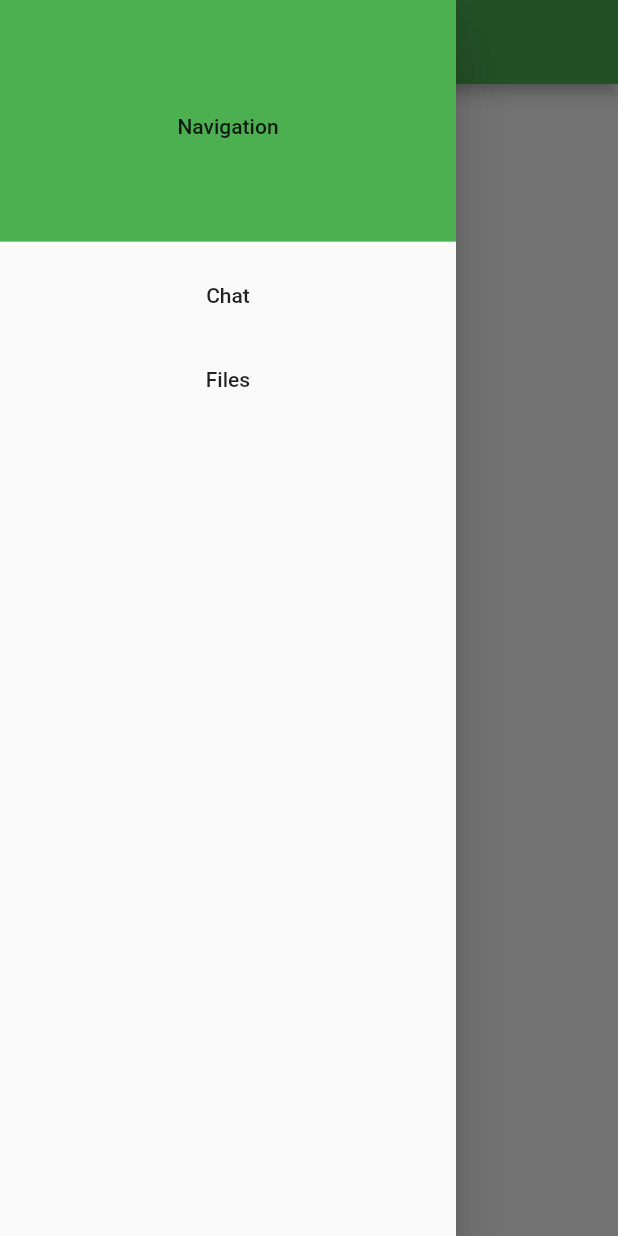
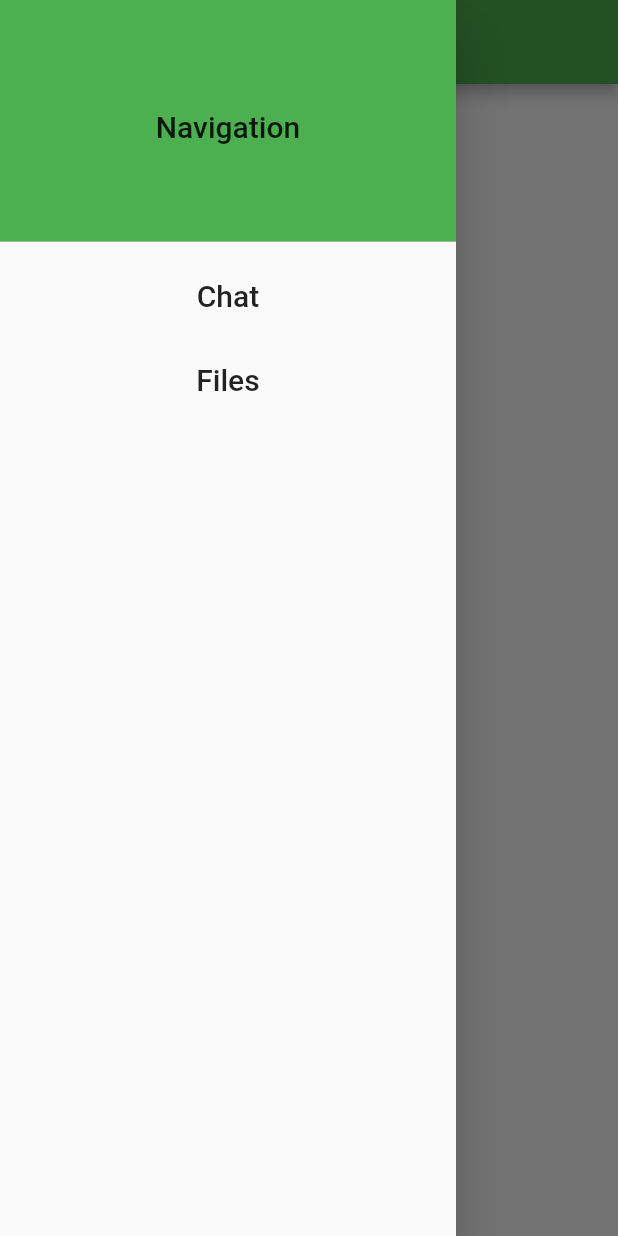
Before and after one commit to RubenFreireAndrade/SecureShare, a Flutter app: the screen it shows after launch, with the side drawer open, on a phone screen of 412 x 824 dp. Run offline on Flutter 3.47's test engine with Material 2 defaults, Android fonts, the phone set to English and light mode, and no system bars; our stand-ins replace convert, permission_handler; missing offline and left inert: flutter_downloader.

Commit message:
Increased font size of text in navigation window

```diff
--- a/app/lib/main.dart
+++ b/app/lib/main.dart
@@ -67,17 +67,23 @@ class HomePage extends StatelessWidget {
               decoration: BoxDecoration(
                 color: Colors.green,
               ),
-              child: Center(child: Text('Navigation')),
+              child: Center(
+                child: Text('Navigation', style: TextStyle(fontSize: 20))
+              ),
             ),
             ListTile(
-              title: const Center(child: Text('Chat')),
+              title: const Center(
+                child: Text('Chat', style: TextStyle(fontSize: 20))
+              ),
               onTap: () {
                 Navigator.pop(context);
                 Navigator.push(context, MaterialPageRoute(builder:(context) => const Chat(),));
               },
             ),
             ListTile(
-              title: const Center(child: Text('Files')),
+              title: const Center(
+                child: Text('Files', style: TextStyle(fontSize: 20))
+              ),
               onTap: () {
                 Navigator.pop(context);
                 Navigator.push(context, MaterialPageRoute(builder:(context) => const Files(),));
```
Also changed, not shown: 1 other file.
